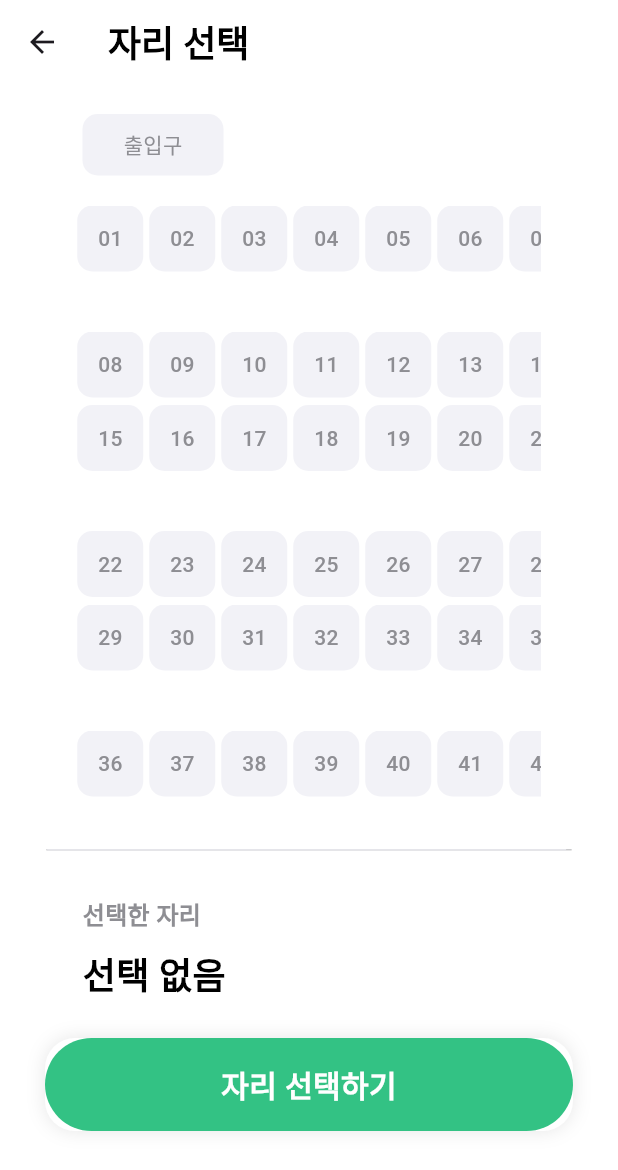
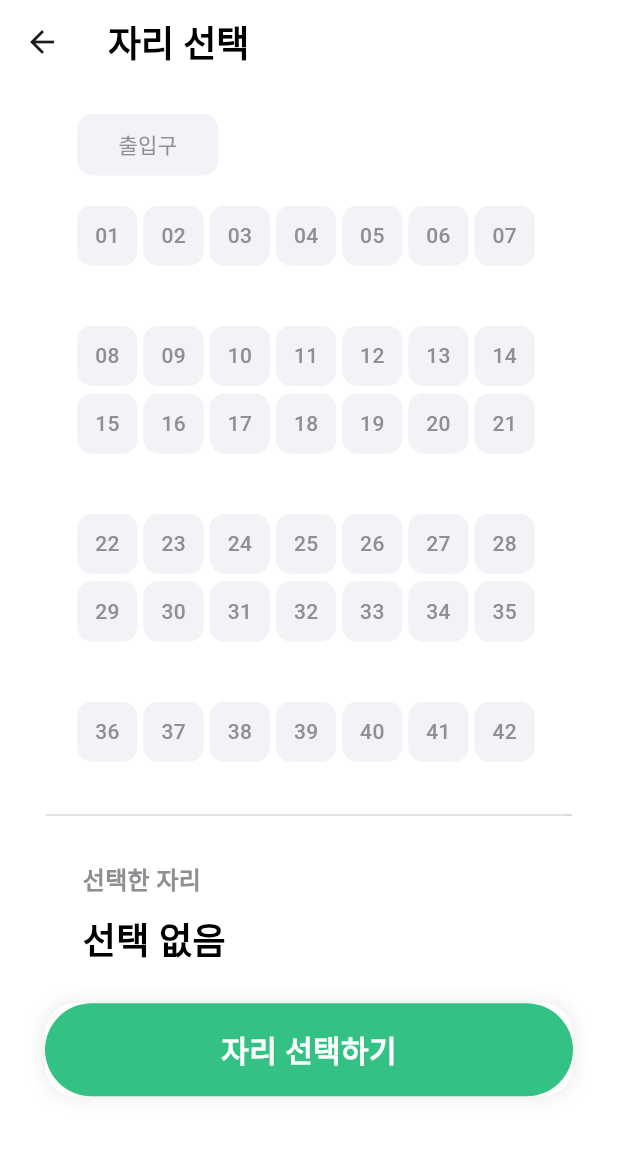
Before and after one commit to hyg0527/haven, a Flutter app: the SeatList screen opened directly, on a phone screen of 412 x 824 dp. Shown: the top 1170 px of the screen. Run offline on Flutter 3.47's test engine with Material 3 defaults, Android fonts, the phone set to English and light mode, and no system bars; our stand-ins replace camera, flutter_svg, fluttertoast; Roboto replaces fonts that are missing (Pretendard).

Commit message:
에뮬레이터에 따라 seat칸 잘림 문제 해결 /  동적 설정 추가

```diff
--- a/lib/seat.dart
+++ b/lib/seat.dart
@@ -12,6 +12,10 @@ class SeatGrid extends StatelessWidget {
 
   @override
   Widget build(BuildContext context) {
+    // 화면 크기에 맞춰 좌석의 너비와 높이 설정 (동적으로)
+    double seatWidth = MediaQuery.of(context).size.width * 0.75 / 7 - 4;
+    double seatHeight = seatWidth;
+
     return Column(
       children: List.generate(6, (index) {
         bool isSpacingRequired = index % 2 == 0;
@@ -19,8 +23,8 @@ class SeatGrid extends StatelessWidget {
         return Column(
           children: [
             SizedBox(
-              width: MediaQuery.of(context).size.width * 0.75, // 화면 크기에 맞게 조정
-              height: 44,
+              width: MediaQuery.of(context).size.width * 0.75,
+              height: seatHeight,
               child: ListView.builder(
                 scrollDirection: Axis.horizontal,
                 itemCount: 7,
@@ -35,8 +39,8 @@ class SeatGrid extends StatelessWidget {
                       GestureDetector(
                         onTap: () => onSeatSelected(seatNumber),
                         child: Container(
-                          width: 44,
-                          height: 44,
+                          width: seatWidth,
+                          height: seatHeight,
                           padding: const EdgeInsets.all(10),
                           decoration: BoxDecoration(
                             color: isSelected
--- a/lib/seat_list.dart
+++ b/lib/seat_list.dart
@@ -22,6 +22,9 @@ class _SeatListState extends State<SeatList> {
 
   @override
   Widget build(BuildContext context) {
+    double seatGridWidth = MediaQuery.of(context).size.width * 0.75;;
+    double entryLeftPadding = (MediaQuery.of(context).size.width - seatGridWidth) / 2;
+
     return Scaffold(
       appBar: AppBar(
         title: const Text(
@@ -47,7 +50,7 @@ class _SeatListState extends State<SeatList> {
             Row(
               mainAxisAlignment: MainAxisAlignment.start,
               children: [
-                const SizedBox(width: 55),
+                SizedBox(width: entryLeftPadding), // 좌석과 동일한 여백 적용
                 Container(
                   width: 94,
                   padding: const EdgeInsets.all(10),
@@ -77,26 +80,15 @@ class _SeatListState extends State<SeatList> {
                 ),
               ],
             ),
-
             const SizedBox(height: 20),
-
-            Column(
-
-                        mainAxisAlignment: MainAxisAlignment.start,
-                        crossAxisAlignment: CrossAxisAlignment.start,
-              children:[
             SeatGrid(
               selectedSeat: selectedSeat,
               onSeatSelected: selectSeat,
             ),
-              ],
-            ),
-
             const SizedBox(height: 30),
-
             Container(
-                  width: MediaQuery.of(context).size.width * 0.85, // 화면 크기에 맞게 조정
-                  height: 1.0, // 높이를 적절히 수정
+              width: MediaQuery.of(context).size.width * 0.85,
+              height: 1.0,
               color: const Color.fromARGB(255, 202, 202, 204),
               child: Align(
                 alignment: Alignment.centerLeft,
@@ -106,10 +98,7 @@ class _SeatListState extends State<SeatList> {
                 ),
               ),
             ),
-
             const SizedBox(height: 30),
-
-              // 선택한 자리
             const Row(
               mainAxisAlignment: MainAxisAlignment.start,
               children: [
@@ -126,16 +115,15 @@ class _SeatListState extends State<SeatList> {
                 ),
               ],
             ),
-
             const SizedBox(height: 10),
-
-            // 지정된 자리 표시
             Row(
               mainAxisAlignment: MainAxisAlignment.start,
               children: [
                 const SizedBox(width: 55),
                 Text(
-                    selectedSeat != null ? '${selectedSeat!.toString().padLeft(2, '0')}번' : '선택 없음',
+                  selectedSeat != null
+                      ? '${selectedSeat!.toString().padLeft(2, '0')}번'
+                      : '선택 없음',
                   style: const TextStyle(
                     color: Colors.black,
                     fontSize: 24,
@@ -146,9 +134,7 @@ class _SeatListState extends State<SeatList> {
                 ),
               ],
             ),
-
             const SizedBox(height: 25),
-
             ClickButton(
               child: Container(
                 width: 352,
@@ -178,8 +164,6 @@ class _SeatListState extends State<SeatList> {
                 ),
               ),
             ),
-
-
           ],
         ),
       ),
```
Lines whose indentation alone changed are shown as unchanged.
